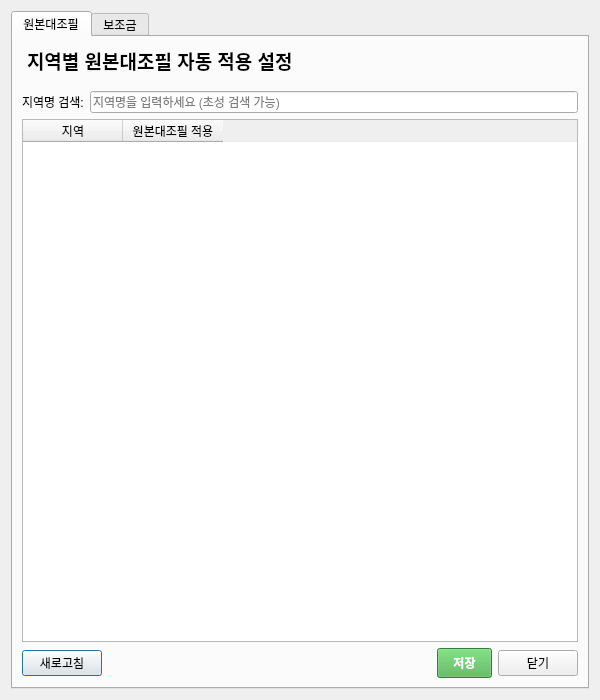
First picture: the form in ui/region_manager.ui, repository Glen-Lee-glitch/new_viewer, before the edit.
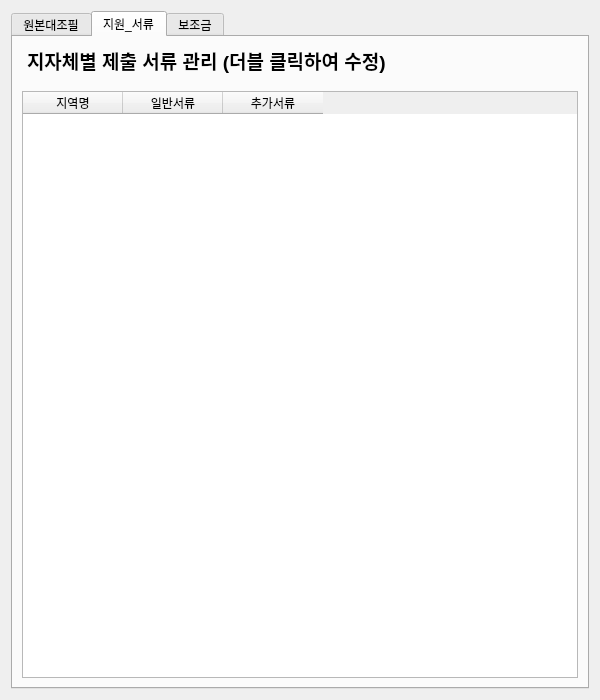
Second picture: the form after the edit.

Commit message:
feat: 지역관리 창에 공고문 정리 창 추가
- 지원_서류에 대해서만 일단 추가

What changed in the file:
```diff
--- a/ui/region_manager.ui
+++ b/ui/region_manager.ui
@@ -17,7 +17,7 @@
    <item>
     <widget class="QTabWidget" name="tabWidget">
      <property name="currentIndex">
-      <number>0</number>
+      <number>1</number>
      </property>
      <widget class="QWidget" name="tab_1">
       <attribute name="title">
@@ -109,6 +109,42 @@
        </item>
       </layout>
      </widget>
+     <widget class="QWidget" name="tab_3">
+      <attribute name="title">
+       <string>지원_서류</string>
+      </attribute>
+      <layout class="QVBoxLayout" name="tab3_layout">
+       <item>
+        <widget class="QLabel" name="label_title_docs">
+         <property name="styleSheet">
+          <string>font-size: 14pt; font-weight: bold; margin-bottom: 10px;</string>
+         </property>
+         <property name="text">
+          <string>지자체별 제출 서류 관리 (더블 클릭하여 수정)</string>
+         </property>
+        </widget>
+       </item>
+       <item>
+        <widget class="QTableWidget" name="tableWidget_documents">
+         <column>
+          <property name="text">
+           <string>지역명</string>
+          </property>
+         </column>
+         <column>
+          <property name="text">
+           <string>일반서류</string>
+          </property>
+         </column>
+         <column>
+          <property name="text">
+           <string>추가서류</string>
+          </property>
+         </column>
+        </widget>
+       </item>
+      </layout>
+     </widget>
      <widget class="QWidget" name="tab_2">
       <attribute name="title">
        <string>보조금</string>
```
Left out of the diff: 16 changed lines with no effect on the pictures. The commit also changes 2 other files.
